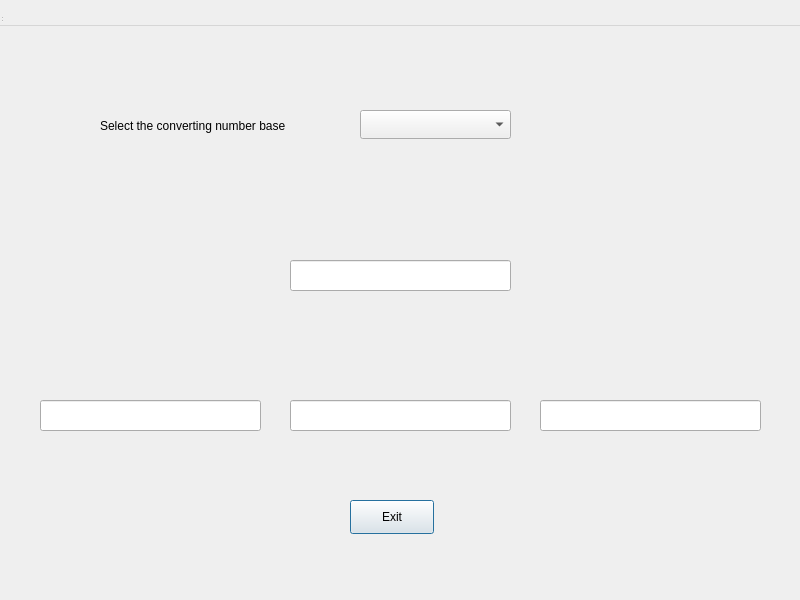
Old version of the form src/design-files/nbconverter.ui in the repository xaprier/qt-nbc.
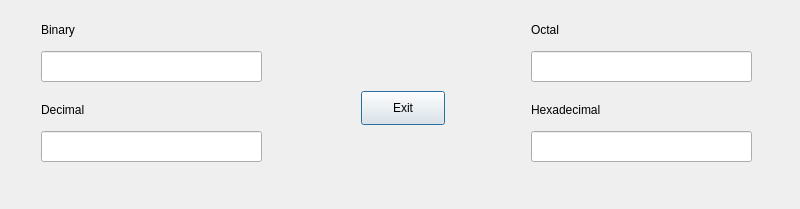
New version of the form. Icons and pictures are not drawn.

Commit message: Added icon for program Change ui of converter and making it more useful.

The edit to the form file:
```diff
--- a/src/design-files/nbconverter.ui
+++ b/src/design-files/nbconverter.ui
@@ -7,29 +7,27 @@
     <x>0</x>
     <y>0</y>
     <width>800</width>
-    <height>600</height>
+    <height>209</height>
    </rect>
   </property>
   <property name="windowTitle">
    <string>Number Base Converter</string>
   </property>
+  <property name="windowIcon">
+   <iconset>
+    <normaloff>icon.svg</normaloff>icon.svg</iconset>
+  </property>
+  <layout class="QHBoxLayout" name="horizontalLayout">
+   <item>
   <widget class="QWidget" name="centralwidget" native="true">
-   <property name="geometry">
-    <rect>
-     <x>0</x>
-     <y>0</y>
-     <width>801</width>
-     <height>541</height>
-    </rect>
-   </property>
-   <widget class="QLineEdit" name="convert2">
+     <widget class="QLineEdit" name="hexaLine">
     <property name="enabled">
      <bool>true</bool>
     </property>
     <property name="geometry">
      <rect>
-      <x>290</x>
-      <y>400</y>
+        <x>520</x>
+        <y>120</y>
       <width>221</width>
       <height>31</height>
      </rect>
@@ -38,17 +36,17 @@
      <number>16</number>
     </property>
     <property name="readOnly">
-     <bool>true</bool>
-    </property>
-   </widget>
-   <widget class="QLineEdit" name="convert1">
+       <bool>false</bool>
+      </property>
+     </widget>
+     <widget class="QLineEdit" name="decLine">
     <property name="enabled">
      <bool>true</bool>
     </property>
     <property name="geometry">
      <rect>
-      <x>40</x>
-      <y>400</y>
+        <x>30</x>
+        <y>120</y>
       <width>221</width>
       <height>31</height>
      </rect>
@@ -57,17 +55,17 @@
      <number>16</number>
     </property>
     <property name="readOnly">
-     <bool>true</bool>
-    </property>
-   </widget>
-   <widget class="QLineEdit" name="convert3">
+       <bool>false</bool>
+      </property>
+     </widget>
+     <widget class="QLineEdit" name="octLine">
     <property name="enabled">
      <bool>true</bool>
     </property>
     <property name="geometry">
      <rect>
-      <x>540</x>
-      <y>400</y>
+        <x>520</x>
+        <y>40</y>
       <width>221</width>
       <height>31</height>
      </rect>
@@ -76,14 +74,14 @@
      <number>16</number>
     </property>
     <property name="readOnly">
-     <bool>true</bool>
-    </property>
-   </widget>
-   <widget class="QLineEdit" name="convertBase">
+       <bool>false</bool>
+      </property>
+     </widget>
+     <widget class="QLineEdit" name="binLine">
     <property name="geometry">
      <rect>
-      <x>290</x>
-      <y>260</y>
+        <x>30</x>
+        <y>40</y>
       <width>221</width>
       <height>31</height>
      </rect>
@@ -95,82 +93,11 @@
      <number>16</number>
     </property>
    </widget>
-   <widget class="QComboBox" name="comboBox">
-    <property name="geometry">
-     <rect>
-      <x>360</x>
-      <y>110</y>
-      <width>151</width>
-      <height>29</height>
-     </rect>
-    </property>
-   </widget>
-   <widget class="QLabel" name="label">
-    <property name="geometry">
-     <rect>
-      <x>100</x>
-      <y>110</y>
-      <width>241</width>
-      <height>31</height>
-     </rect>
-    </property>
-    <property name="text">
-     <string>Select the converting number base</string>
-    </property>
-   </widget>
-   <widget class="QLabel" name="lconvert1">
-    <property name="enabled">
-     <bool>false</bool>
-    </property>
-    <property name="geometry">
-     <rect>
-      <x>40</x>
-      <y>370</y>
-      <width>221</width>
-      <height>21</height>
-     </rect>
-    </property>
-    <property name="text">
-     <string/>
-    </property>
-   </widget>
-   <widget class="QLabel" name="lconvert2">
-    <property name="enabled">
-     <bool>false</bool>
-    </property>
-    <property name="geometry">
-     <rect>
-      <x>290</x>
-      <y>370</y>
-      <width>221</width>
-      <height>21</height>
-     </rect>
-    </property>
-    <property name="text">
-     <string/>
-    </property>
-   </widget>
-   <widget class="QLabel" name="lconvert3">
-    <property name="enabled">
-     <bool>false</bool>
-    </property>
-    <property name="geometry">
-     <rect>
-      <x>540</x>
-      <y>370</y>
-      <width>221</width>
-      <height>21</height>
-     </rect>
-    </property>
-    <property name="text">
-     <string/>
-    </property>
-   </widget>
    <widget class="QPushButton" name="exitBut">
     <property name="geometry">
      <rect>
       <x>350</x>
-      <y>500</y>
+        <y>80</y>
       <width>84</width>
       <height>34</height>
      </rect>
@@ -179,27 +106,61 @@
      <string>Exit</string>
     </property>
    </widget>
-  </widget>
-  <widget class="QMenuBar" name="menubar">
+     <widget class="QLabel" name="binLabel">
+      <property name="geometry">
+       <rect>
+        <x>30</x>
+        <y>10</y>
+        <width>221</width>
+        <height>18</height>
+       </rect>
+      </property>
+      <property name="text">
+       <string>Binary</string>
+      </property>
+     </widget>
+     <widget class="QLabel" name="decLabel">
    <property name="geometry">
     <rect>
-     <x>0</x>
-     <y>0</y>
-     <width>800</width>
-     <height>26</height>
-    </rect>
-   </property>
-  </widget>
-  <widget class="QStatusBar" name="statusbar">
+        <x>30</x>
+        <y>90</y>
+        <width>221</width>
+        <height>18</height>
+       </rect>
+      </property>
+      <property name="text">
+       <string>Decimal</string>
+      </property>
+     </widget>
+     <widget class="QLabel" name="hexLabel">
    <property name="geometry">
     <rect>
-     <x>0</x>
-     <y>0</y>
-     <width>3</width>
-     <height>23</height>
-    </rect>
-   </property>
-  </widget>
+        <x>520</x>
+        <y>90</y>
+        <width>221</width>
+        <height>18</height>
+       </rect>
+      </property>
+      <property name="text">
+       <string>Hexadecimal</string>
+      </property>
+     </widget>
+     <widget class="QLabel" name="octLabel">
+      <property name="geometry">
+       <rect>
+        <x>520</x>
+        <y>10</y>
+        <width>221</width>
+        <height>18</height>
+       </rect>
+      </property>
+      <property name="text">
+       <string>Octal</string>
+      </property>
+     </widget>
+    </widget>
+   </item>
+  </layout>
  </widget>
  <resources/>
  <connections/>
```
Left out of the diff: 8 changed lines with no effect on the pictures. Lines whose indentation alone changed are shown as unchanged. The commit also changes 6 other files.
